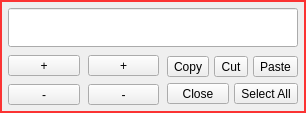
This is src/SetEditText.ui in ic005k/Knot-Legacy as Qt 5 draws it before an edit. The edited form follows.
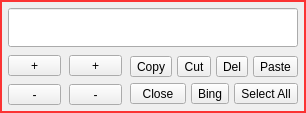
This is the edited form. Icons and pictures are not drawn.

What changed in the file:
```diff
--- a/src/SetEditText.ui
+++ b/src/SetEditText.ui
@@ -162,6 +162,13 @@
           </property>
          </widget>
         </item>
+        <item>
+         <widget class="QToolButton" name="btnDel">
+          <property name="text">
+           <string>Del</string>
+          </property>
+         </widget>
+        </item>
         <item>
          <widget class="QToolButton" name="btnPaste">
           <property name="sizePolicy">
@@ -192,6 +199,13 @@
           </property>
          </widget>
         </item>
+        <item>
+         <widget class="QToolButton" name="btnBing">
+          <property name="text">
+           <string>Bing</string>
+          </property>
+         </widget>
+        </item>
         <item>
          <widget class="QToolButton" name="btnSetAll">
           <property name="sizePolicy">
```
Left out of the diff: 3 changed lines with no effect on the pictures.
